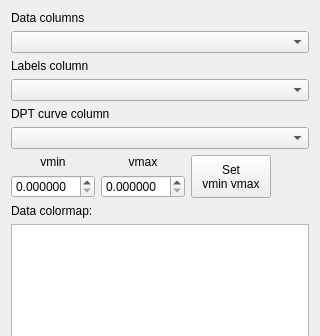
Above: mesmerize/plotting/widgets/heatmap/control_widget.ui from kushalkolar/MESmerize before the change; both pictures show x 0 to 320 and y 0 to 336 of the 320 by 828 pixel window. Below: the same form after it.
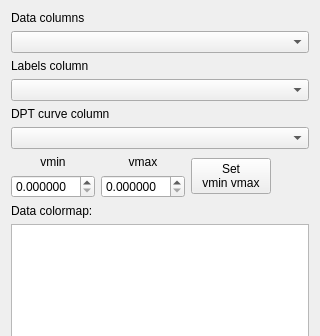
That is the form after the change. Custom widgets are drawn as their Qt base class.

Commit message: set vmin max button

```diff
--- a/mesmerize/plotting/widgets/heatmap/control_widget.ui
+++ b/mesmerize/plotting/widgets/heatmap/control_widget.ui
@@ -91,7 +91,7 @@
      <item>
       <widget class="QPushButton" name="pushButton_set_vmin_vmax">
        <property name="sizePolicy">
-        <sizepolicy hsizetype="Minimum" vsizetype="Expanding">
+        <sizepolicy hsizetype="Minimum" vsizetype="Fixed">
          <horstretch>0</horstretch>
          <verstretch>0</verstretch>
         </sizepolicy>
```
The commit also changes 1 other file.
